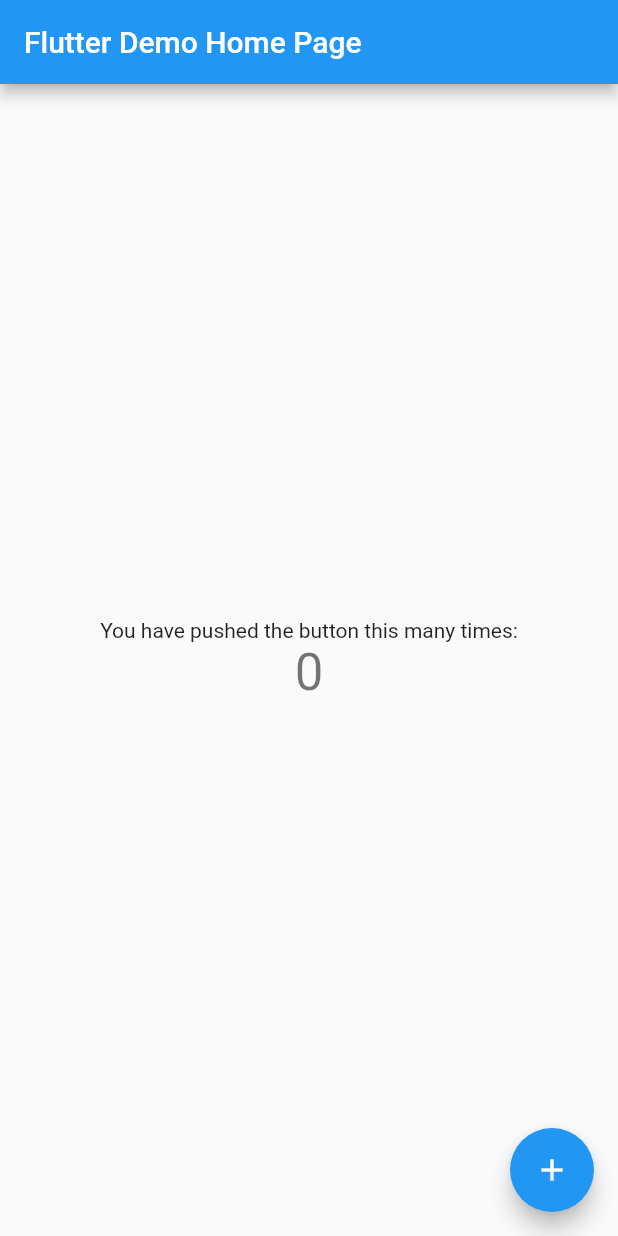
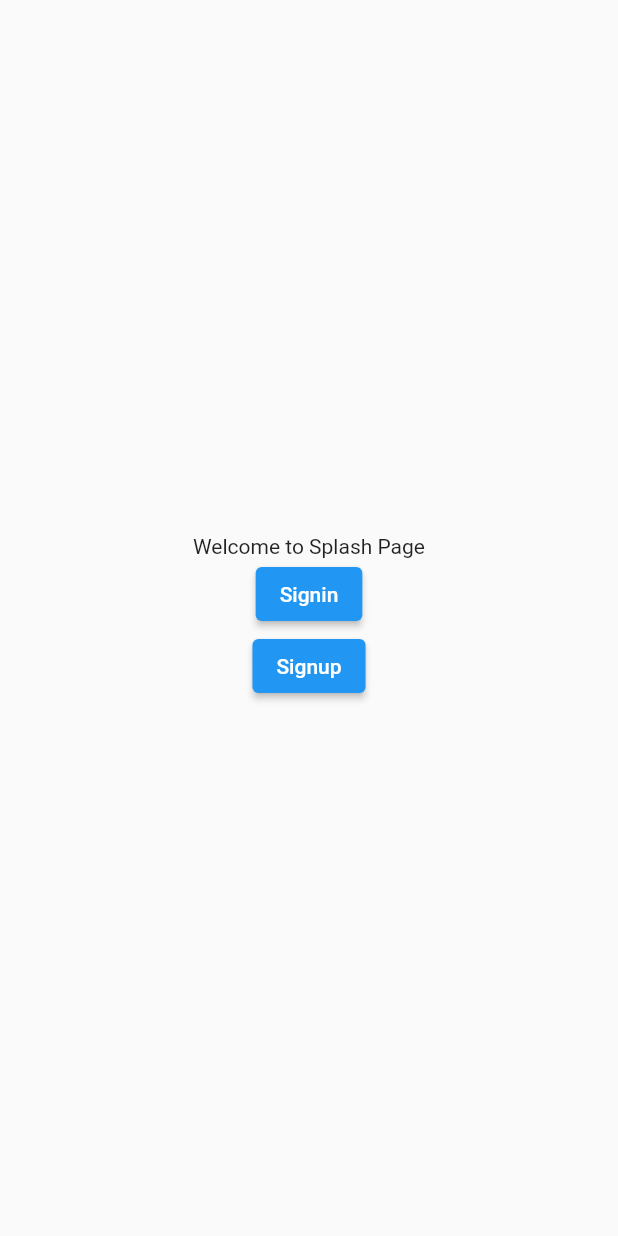
Before and after one commit to Quelich/viper-auth, a Flutter app: the screen it shows after launch, on a phone screen of 412 x 824 dp. Run offline on Flutter 3.47's test engine with Material 2 defaults, Android fonts, the phone set to English and light mode, and no system bars; our stand-ins replace firebase_core; accounts and stored records are empty.

Commit message:
add template view pages

```diff
--- a/lib/auth_app.dart
+++ b/lib/auth_app.dart
@@ -1,3 +1,4 @@
+import 'package:auth_app/view/splash_page.dart';
 import 'package:flutter/material.dart';
 import 'view/home_page.dart';
 
@@ -13,7 +14,7 @@ class AuthApp extends StatelessWidget {
         // is not restarted.
         primarySwatch: Colors.blue,
       ),
-      home: const HomePage(title: 'Flutter Demo Home Page'),
+      home: const SplashPage(),
     );
   }
 }
--- /dev/null
+++ b/lib/view/splash_page.dart
@@ -0,0 +1,35 @@
+import 'package:flutter/material.dart';
+import 'package:flutter/src/foundation/key.dart';
+import 'package:flutter/src/widgets/framework.dart';
+
+class SplashPage extends StatelessWidget {
+  const SplashPage({Key? key}) : super(key: key);
+
+  @override
+  Widget build(BuildContext context) {
+    return Scaffold(
+      body: Center(
+        child: Column(
+          mainAxisAlignment: MainAxisAlignment.center,
+          children: <Widget>[
+            const Text(
+              'Welcome to Splash Page',
+            ),
+            ElevatedButton(
+              onPressed: () {
+                // navigate to sign in page
+              },
+              child: Text("Signin"),
+            ),
+            ElevatedButton(
+              onPressed: () {
+                // navigate to sign up page
+              },
+              child: Text("Signup"),
+            ),
+          ],
+        ),
+      ),
+    );
+  }
+}
```
Also changed, not shown: lib/view/signin_page.dart (added), lib/view/signup_page.dart (added).
